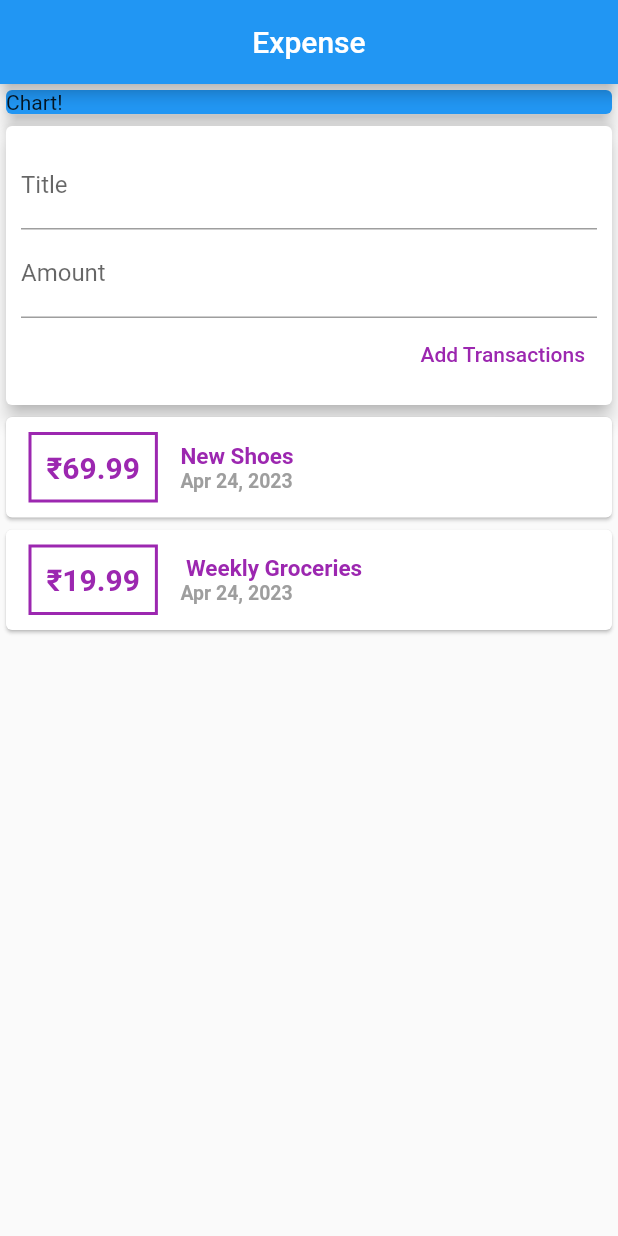
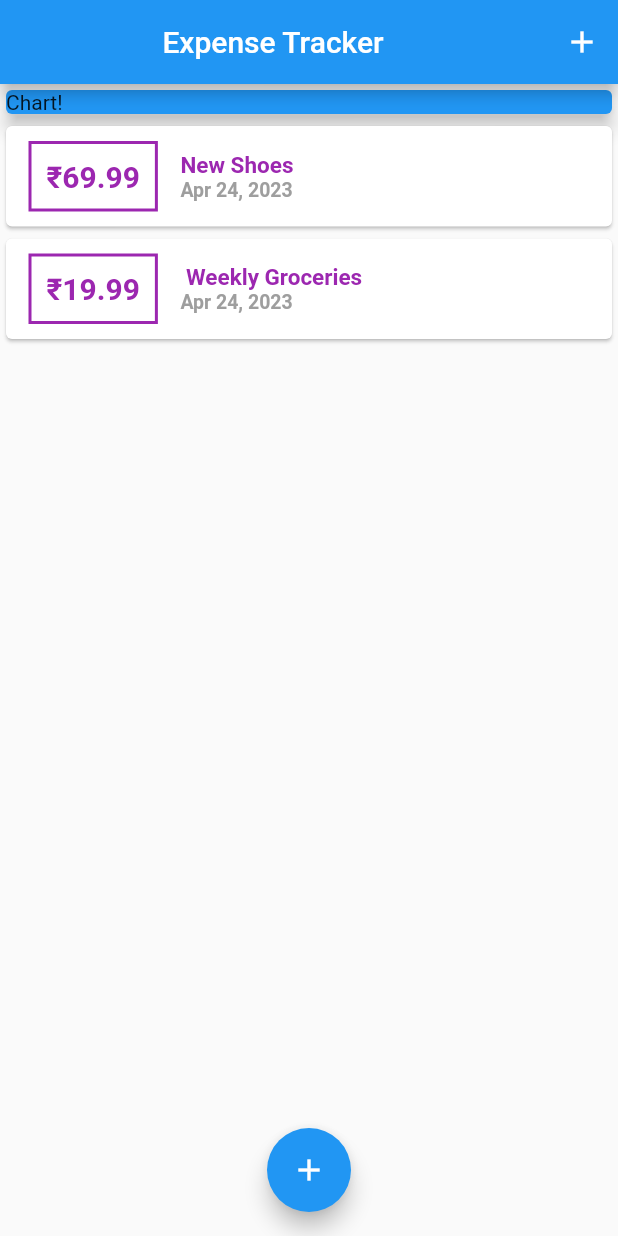
Before and after one commit to RaazKetan/Expense_Tracker, a Flutter app: the screen it shows after launch, on a phone screen of 412 x 824 dp. Run offline on Flutter 3.47's test engine with Material 2 defaults, Android fonts, the phone set to English and light mode, and no system bars.

Commit message:
changes in input and output widgets

```diff
--- a/lib/main.dart
+++ b/lib/main.dart
@@ -1,8 +1,13 @@
-import './widgets/user_transaction.dart';
+import 'package:expense/widgets/new_transaction.dart';
+import 'package:expense/widgets/transaction_list.dart';
+
+import './widgets/transaction_list.dart';
 import 'package:flutter/material.dart';
+import './widgets/new_transaction.dart';
+import './models/transaction.dart';
 
 
-void main() => runApp(MyApp());
+void main() => runApp (MyApp());
 
 class MyApp extends StatelessWidget {
   // const ({Key? key}) : super(key: key);
@@ -15,19 +20,66 @@ class MyApp extends StatelessWidget {
     );
   }
 }
+class MyHomePage extends StatefulWidget {
+  @override
+  State<MyHomePage> createState() => _MyHomePageState();
+}
 
-class MyHomePage extends StatelessWidget {
-  //Dummy list of Items
-  //Added form transaction.dart
+class _MyHomePageState extends State<MyHomePage> {
 
+  final List<Transaction>_userTransaction = [
+    Transaction(
+      id: 't1',
+      title: 'New Shoes',
+      amount: 69.99,
+      date: DateTime.now(),
+    ),
+    Transaction(
+      id: 't2',
+      title: ' Weekly Groceries',
+      amount: 19.99,
+      date: DateTime.now(),
+    ),
+  ];
+  void _addNewTransaction(String txTitle, String txAmount) {
+    final amount = double.tryParse(txAmount);
+    if (amount == null) {
+      print('Invalid amount: $txAmount');
+      return;
+    }
+    final newTx = Transaction(
+        title: txTitle,
+        amount: amount,
+        date: DateTime.now(),
+        id: DateTime.now().toString()
+    );
+    setState(() {
+      _userTransaction.add(newTx);
+    });
+  }
 
+    void _startAddNewTransaction(BuildContext ctx) {
+      showModalBottomSheet(context: ctx, builder: (_) {
+        return GestureDetector(
+          onTap: () {},
+          child: NewTransaction(_addNewTransaction),
+          behavior: HitTestBehavior.opaque,
+        );
+      },);
+    }
     @override
     Widget build(BuildContext context) {
       return Scaffold(
         appBar: AppBar(
           title: const Center(
-          child: Text('Expense'),
+            child: Text('Expense Tracker'),
           ),
+          actions: <Widget>[
+            IconButton(
+              onPressed: () => _startAddNewTransaction(context),
+              icon: Icon(Icons.add),
+            ),
+          ],
         ),
         body: SingleChildScrollView(
           child: Column(
@@ -42,9 +94,14 @@ class MyHomePage extends StatelessWidget {
                   child: Text('Chart!'),
                 ),
               ),
-            UserTransactions(),
+              TransactionList(_userTransaction),
             ],
           ),
+        ),
+        floatingActionButtonLocation: FloatingActionButtonLocation.centerFloat,
+        floatingActionButton: FloatingActionButton(
+          child: Icon(Icons.add),
+          onPressed: () => _startAddNewTransaction(context),
         ),
       );
     }
--- a/lib/widgets/user_transaction.dart
+++ b/lib/widgets/user_transaction.dart
@@ -10,38 +10,6 @@ class UserTransactions extends StatefulWidget {
 }
 
 class _UserTransactionsState extends State<UserTransactions> {
-  final List<Transaction>_userTransaction = [
-    Transaction(
-      id: 't1',
-      title: 'New Shoes',
-      amount: 69.99,
-      date: DateTime.now(),
-    ),
-    Transaction(
-      id: 't2',
-      title: ' Weekly Groceries',
-      amount: 19.99,
-      date: DateTime.now(),
-    ),];
-
-  void _addNewTransaction(String txTitle, String txAmount)
-  {
-
-
-    final amount = double.tryParse(txAmount);
-    if (amount == null) {
-      print('Invalid amount: $txAmount');
-      return;
-    }
-    final newTx = Transaction(
-        title: txTitle,
-        amount: amount,
-        date: DateTime.now(),
-        id: DateTime.now().toString()
-    );
-    setState(() {
-      _userTransaction.add(newTx);
-    });
 
   }
   @override
```
Also changed, not shown: lib/widgets/new_transaction.dart (+18 -4 lines). Lines whose indentation alone changed are shown as unchanged.
